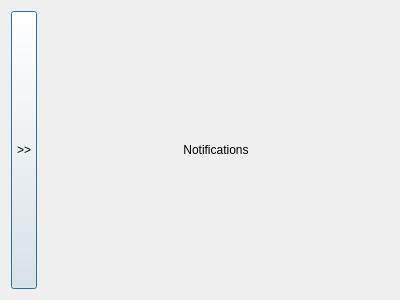
First picture: the form in notipanel.ui, repository rdiaz002/MessageRelay-Software, before the edit.
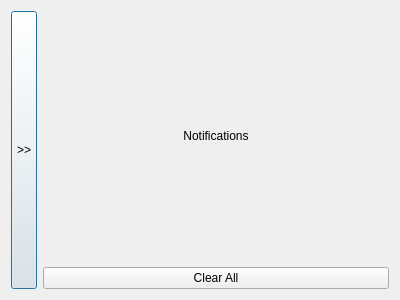
Second picture: the form after the edit.

Commit message: added clear all button.

```diff
--- a/notipanel.ui
+++ b/notipanel.ui
@@ -40,6 +40,8 @@
     </widget>
    </item>
    <item>
+    <layout class="QVBoxLayout" name="verticalLayout_5">
+     <item>
     <widget class="QScrollArea" name="scrollArea">
      <property name="frameShape">
       <enum>QFrame::NoFrame</enum>
@@ -55,8 +57,8 @@
        <rect>
         <x>0</x>
         <y>0</y>
-        <width>348</width>
-        <height>282</height>
+          <width>346</width>
+          <height>251</height>
        </rect>
       </property>
       <layout class="QVBoxLayout" name="verticalLayout_2">
@@ -86,6 +88,15 @@
       </layout>
      </widget>
     </widget>
+     </item>
+     <item>
+      <widget class="QPushButton" name="pushButton_2">
+       <property name="text">
+        <string>Clear All</string>
+       </property>
+      </widget>
+     </item>
+    </layout>
    </item>
   </layout>
  </widget>
```
Lines whose indentation alone changed are shown as unchanged. The commit also changes 3 other files.
